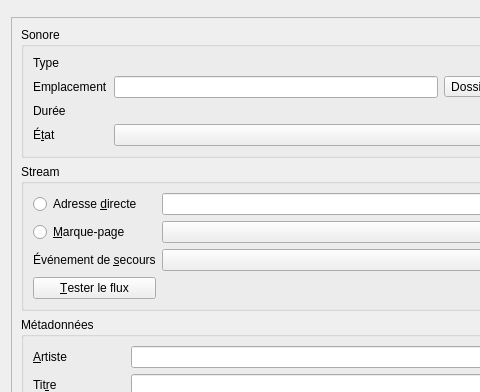
Old version of the form src/machincast/interface/ui/fiche_sonore.ui in the repository dascritch/machincast; both pictures show x 0 to 480 and y 0 to 392 of the 1100 by 760 pixel window.
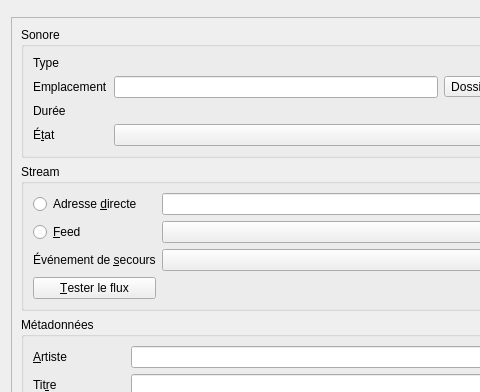
New version of the form. Icons and pictures are not drawn. Custom widgets are drawn as their Qt base class.

Commit message:
feat: les marques-pages de streams deviennent des feeds
Interface, documentation, code et base : la table marques_pages_streams
devient feeds, la colonne marque_page_id des sonores devient feed_id
(migration 0012.feeds, réversible, données intactes, droits conservés).
« Feed : <nom> », « Nouveau feed », « Ouvrir l'onglet Feeds ».

https://github.com/dascritch/machincast/issues/252
Renommer "Marque-Pages" en "Feeds"

Claude-Session: https://claude.ai/code/session_01KaPegkCQoT3k3oMgjXGsiv

Diff of the .ui file:
```diff
--- a/src/machincast/interface/ui/fiche_sonore.ui
+++ b/src/machincast/interface/ui/fiche_sonore.ui
@@ -119,7 +119,7 @@
             <item row="1" column="0">
              <widget class="QRadioButton" name="par_marque_page">
               <property name="text">
-               <string>&amp;Marque-page</string>
+               <string>&amp;Feed</string>
               </property>
              </widget>
             </item>
```
Left out of the diff: 4 changed lines with no effect on the pictures. The commit also changes 61 other files.
